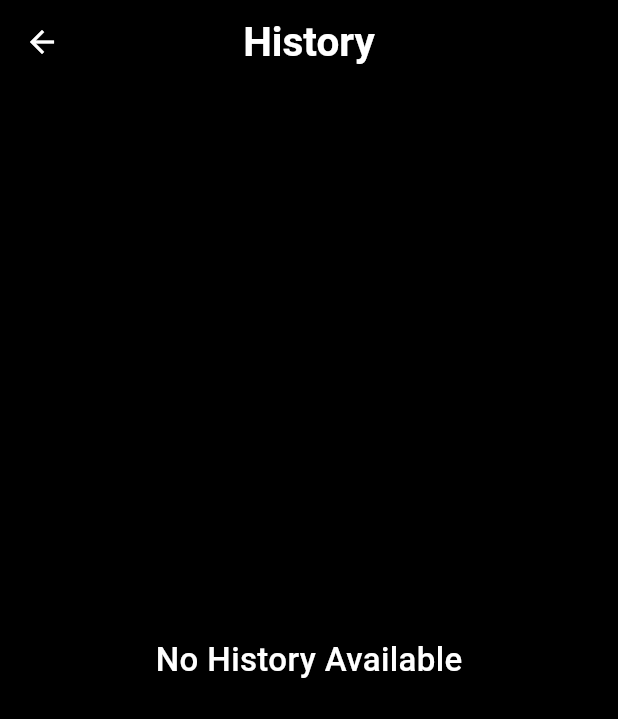
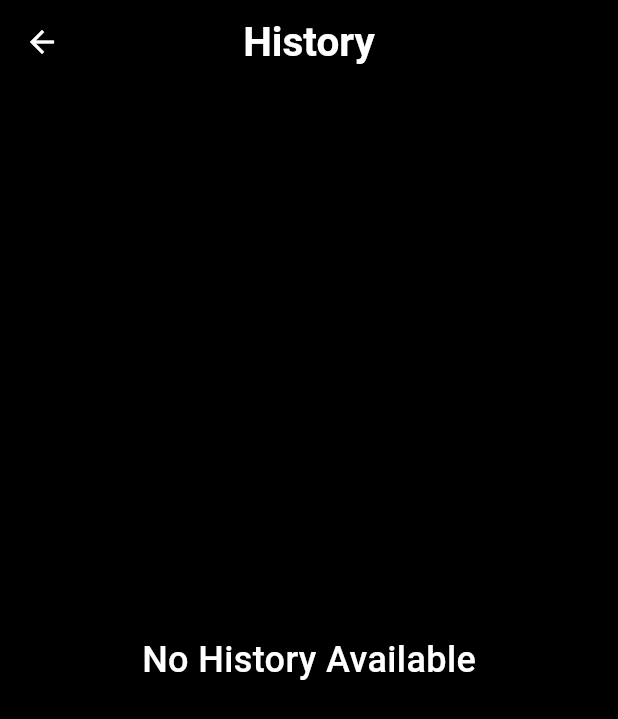
Before and after one commit to hananwaleed/Calculator_App, a Flutter app: the HistoryScreen screen opened directly with empty values, on a phone screen of 412 x 824 dp. Shown: the top 719 px of the screen. Run offline on Flutter 3.47's test engine with Material 3 defaults, Android fonts, the phone set to English and light mode, and no system bars; our stand-ins replace math_expressions.

Commit message:
Add Changes

```diff
--- a/lib/Screens/HistoryScreen.dart
+++ b/lib/Screens/HistoryScreen.dart
@@ -36,7 +36,7 @@ class _HistoryScreenState extends State<HistoryScreen> {
           ? Center(
               child: Text(
                 "No History Available",
-                style: TextStyle(color: Colors.white, fontSize: 22, fontWeight: FontWeight.w500),
+                style: TextStyle(color: Colors.white, fontSize: 24, fontWeight: FontWeight.w500),
               ),
             )
           : Column(
@@ -55,7 +55,7 @@ class _HistoryScreenState extends State<HistoryScreen> {
                           ),
                           child: Text(
                             widget.history[index],
-                            style: TextStyle(color: Colors.white, fontSize: 22),
+                            style: TextStyle(color: Colors.white, fontSize: 30),
                           ),
                         ),
                       );
```
